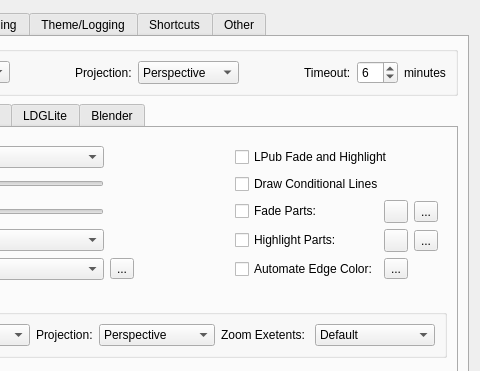
Old version of the form mainApp/preferences.ui in the repository trevorsandy/lpub3d-ci; both pictures show x 209 to 689 and y 0 to 371 of the 689 by 744 pixel window.
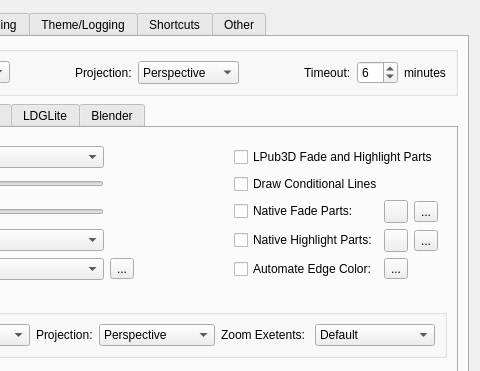
New version of the form. The open tabs and pages were chosen to show the change.

Commit message: Improve integration of BuildMods with fade steps and highlight step #776

What changed in the file:
```diff
--- a/mainApp/preferences.ui
+++ b/mainApp/preferences.ui
@@ -1166,7 +1166,7 @@
                  <string>Enable native fade parts behaviour</string>
                 </property>
                 <property name="text">
-                 <string>Fade Parts:</string>
+                 <string>Native Fade Parts:</string>
                 </property>
                </widget>
               </item>
@@ -1193,7 +1193,7 @@
                  <string>Enable native highlight parts behaviour</string>
                 </property>
                 <property name="text">
-                 <string>Highlight Parts:</string>
+                 <string>Native Highlight Parts:</string>
                 </property>
                </widget>
               </item>
@@ -1241,13 +1241,13 @@
                 </property>
                </widget>
               </item>
-              <item row="0" column="3" colspan="2">
+              <item row="0" column="3" colspan="3">
                <widget class="QCheckBox" name="LPubFadeHighlight">
                 <property name="toolTip">
                  <string>Make faded parts translucent but do not draw back faces or highlight part edges using LPub3D behaviour</string>
                 </property>
                 <property name="text">
-                 <string>LPub Fade and Highlight</string>
+                 <string>LPub3D Fade and Highlight Parts</string>
                 </property>
                </widget>
               </item>
```
Left out of the diff: 2 changed lines with no effect on the pictures. The commit also changes 10 other files.
